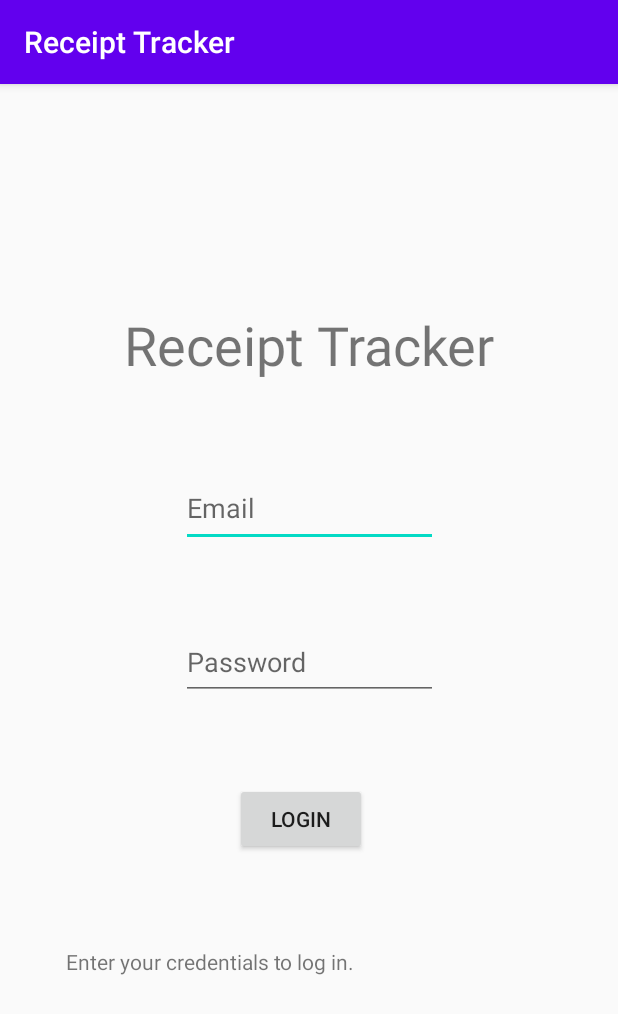
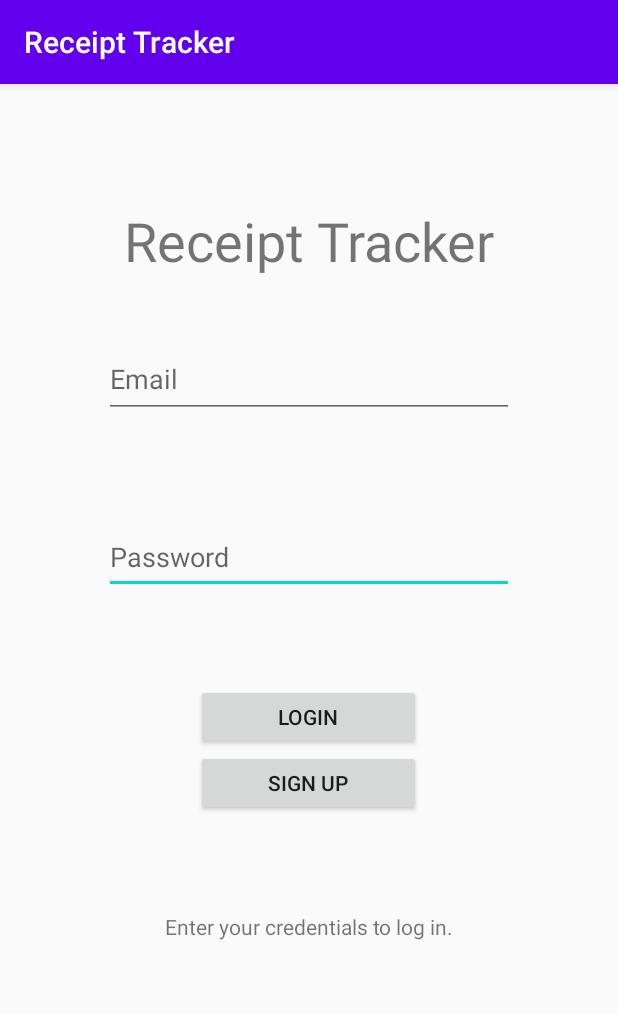
Before and after one commit to mokarromrahman/ReceiptTracker, an Android app: the screen it shows after launch (LoginPage), on a phone screen of 412 x 824 dp. Shown: the top 1014 px of the screen. Run offline under Robolectric (Android 15) with nearby library versions, the phone set to English and light mode, and no system bars.

Commit message:
added proper login and sign up. Need to fix the delay before being sent back to the log in page

```diff
--- a/ReceiptTrackerAndroid/app/src/main/AndroidManifest.xml
+++ b/ReceiptTrackerAndroid/app/src/main/AndroidManifest.xml
@@ -12,6 +12,7 @@
         android:supportsRtl="true"
         android:theme="@style/AppTheme"
         android:usesCleartextTraffic="true">
+        <activity android:name=".SignUpPage"></activity>
         <activity android:name=".LoginPage">
             <intent-filter>
                 <action android:name="android.intent.action.MAIN" />
@@ -19,9 +20,7 @@
                 <category android:name="android.intent.category.LAUNCHER" />
             </intent-filter>
         </activity>
-        <activity android:name=".MainActivity">
-
-        </activity>
+        <activity android:name=".MainActivity"></activity>
     </application>
 
 </manifest>
--- a/ReceiptTrackerAndroid/app/src/main/java/com/example/receipttracker/MainActivity.java
+++ b/ReceiptTrackerAndroid/app/src/main/java/com/example/receipttracker/MainActivity.java
@@ -92,7 +92,7 @@ public class MainActivity extends AppCompatActivity {
 
                         for(Integer i = 0; i < results.length(); ++i)
                         {
-                            Log.d("Reading JSON Results", results.getJSONObject(i).get("name").toString());
+                            //Log.d("Reading JSON Results", results.getJSONObject(i).get("name").toString());
                             _dictCountries.put(results.getJSONObject(i).get("name").toString(), results.getJSONObject(i).get("objectId").toString());
                         }
 
--- a/ReceiptTrackerAndroid/app/src/main/res/layout/activity_login_page.xml
+++ b/ReceiptTrackerAndroid/app/src/main/res/layout/activity_login_page.xml
@@ -7,77 +7,91 @@
     android:layout_height="match_parent"
     tools:context=".LoginPage">
 
-    <Button
-        android:id="@+id/_btnLogin"
-        android:layout_width="wrap_content"
-        android:layout_height="wrap_content"
-        android:layout_marginStart="156dp"
-        android:layout_marginTop="55dp"
-        android:layout_marginEnd="167dp"
-        android:text="@string/login"
-        app:layout_constraintEnd_toEndOf="parent"
-        app:layout_constraintHorizontal_bias="1.0"
-        app:layout_constraintStart_toStartOf="parent"
-        app:layout_constraintTop_toBottomOf="@+id/_etPassword" />
 
     <TextView
         android:id="@+id/textView"
         android:layout_width="297dp"
         android:layout_height="51dp"
         android:layout_marginStart="57dp"
-        android:layout_marginTop="149dp"
+        android:layout_marginTop="80dp"
         android:layout_marginEnd="57dp"
         android:text="@string/receipt_tracker"
         android:textAlignment="center"
         android:textSize="36sp"
         app:layout_constraintEnd_toEndOf="parent"
+        app:layout_constraintHorizontal_bias="0.0"
         app:layout_constraintStart_toStartOf="parent"
         app:layout_constraintTop_toTopOf="parent" />
 
-
     <EditText
-        android:id="@+id/_etEmail"
-        android:layout_width="171dp"
-        android:layout_height="52dp"
+        android:id="@+id/_etPassword"
+        android:layout_width="273dp"
+        android:layout_height="49dp"
         android:layout_marginStart="120dp"
-        android:layout_marginTop="56dp"
+        android:layout_marginTop="68dp"
         android:layout_marginEnd="120dp"
-        android:hint="@string/prompt_email"
+        android:hint="@string/prompt_password"
+        android:importantForAutofill="no"
+        android:inputType="textPassword"
         app:layout_constraintEnd_toEndOf="parent"
         app:layout_constraintStart_toStartOf="parent"
-        app:layout_constraintTop_toBottomOf="@+id/textView"
-        android:inputType="textEmailAddress"
-        android:importantForAutofill="no" />
-
-
-    <EditText
-        android:id="@+id/_etPassword"
-        android:layout_width="171dp"
-        android:layout_height="50dp"
-        android:layout_marginStart="120dp"
-        android:layout_marginTop="52dp"
-        android:layout_marginEnd="120dp"
-        app:layout_constraintEnd_toEndOf="parent"
-        app:layout_constraintStart_toStartOf="parent"
-        android:inputType="textPassword"
-        app:layout_constraintTop_toBottomOf="@+id/_etEmail"
-        android:hint="@string/prompt_password"
-        android:importantForAutofill="no" />
+        app:layout_constraintTop_toBottomOf="@+id/_etEmail" />
 
     <TextView
         android:id="@+id/_tvStatus"
         android:layout_width="wrap_content"
         android:layout_height="wrap_content"
-        android:layout_marginStart="177dp"
-        android:layout_marginTop="43dp"
-        android:layout_marginEnd="175dp"
-        android:layout_marginBottom="156dp"
+        android:layout_marginStart="176dp"
+        android:layout_marginTop="29dp"
+        android:layout_marginEnd="176dp"
+        android:layout_marginBottom="112dp"
+        android:gravity="center|center_horizontal"
         android:text="@string/textview"
+        android:textAlignment="center"
         app:layout_constraintBottom_toBottomOf="parent"
         app:layout_constraintEnd_toEndOf="parent"
-        app:layout_constraintHorizontal_bias="1.0"
+        app:layout_constraintStart_toStartOf="parent"
+        app:layout_constraintTop_toBottomOf="@+id/_btnRegister"
+        app:layout_constraintVertical_bias="0.289" />
+
+    <Button
+        android:id="@+id/_btnLogin"
+        android:layout_width="150dp"
+        android:layout_height="44dp"
+        android:layout_marginStart="156dp"
+        android:layout_marginTop="60dp"
+        android:layout_marginEnd="167dp"
+        android:text="@string/login"
+        app:layout_constraintEnd_toEndOf="parent"
+        app:layout_constraintHorizontal_bias="0.419"
+        app:layout_constraintStart_toStartOf="parent"
+        app:layout_constraintTop_toBottomOf="@+id/_etPassword" />
+
+    <Button
+        android:id="@+id/_btnRegister"
+        android:layout_width="150dp"
+        android:layout_height="44dp"
+        android:layout_marginStart="157dp"
+        android:layout_marginEnd="166dp"
+        android:text="@string/sign_up"
+        app:layout_constraintEnd_toEndOf="parent"
+        app:layout_constraintHorizontal_bias="0.435"
         app:layout_constraintStart_toStartOf="parent"
         app:layout_constraintTop_toBottomOf="@+id/_btnLogin" />
 
+    <EditText
+        android:id="@+id/_etEmail"
+        android:layout_width="273dp"
+        android:layout_height="51dp"
+        android:layout_marginStart="120dp"
+        android:layout_marginTop="40dp"
+        android:layout_marginEnd="120dp"
+        android:hint="@string/prompt_email"
+        android:importantForAutofill="no"
+        android:inputType="textEmailAddress"
+        app:layout_constraintEnd_toEndOf="parent"
+        app:layout_constraintStart_toStartOf="parent"
+        app:layout_constraintTop_toBottomOf="@+id/textView" />
+
 
 </androidx.constraintlayout.widget.ConstraintLayout>
```
Also changed, not shown: ReceiptTrackerAndroid/app/src/main/java/com/example/receipttracker/LoginPage.java (+120 -19 lines), ReceiptTrackerAndroid/app/src/main/java/com/example/receipttracker/SignUpPage.java (added, +222 -0 lines), ReceiptTrackerAndroid/app/src/main/res/layout/activity_sign_up_page.xml (added, +131 -0 lines), ReceiptTrackerAndroid/app/src/main/res/values/strings.xml (+9 -0 lines).
